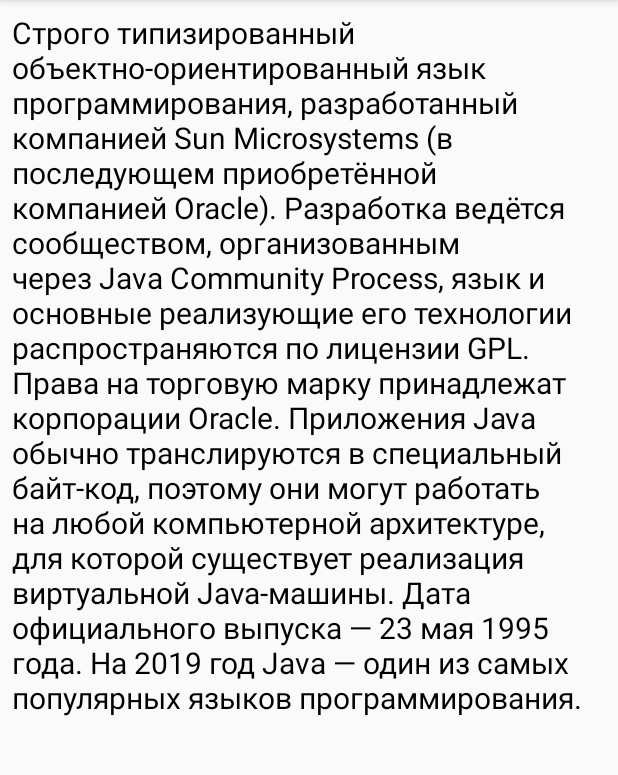
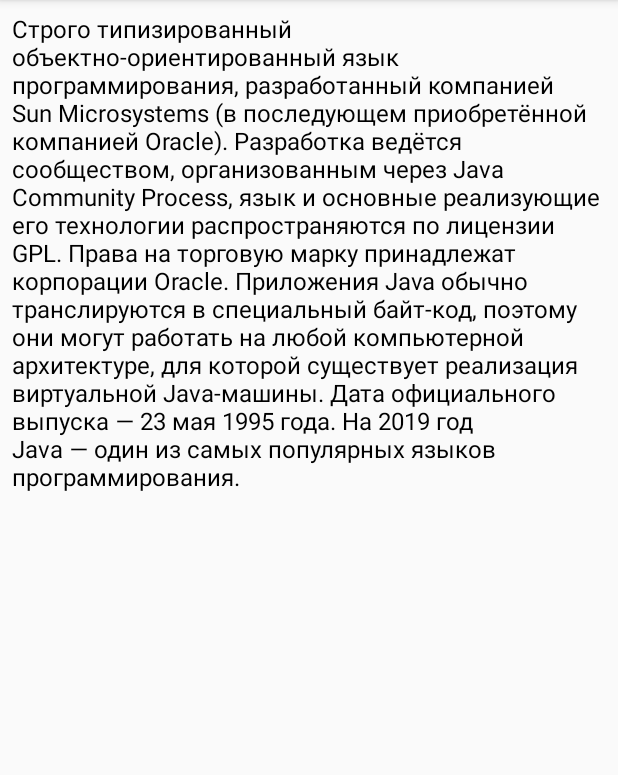
Before and after one commit to Optimusflash/FragmentsScreenOrientation, an Android app: the screen it shows after launch (DetailActivity), after a tap on "Java", on a phone screen of 412 x 824 dp, the part 84-859 px from its top. Run offline under Robolectric (Android 15) with nearby library versions, the phone set to English and light mode, and no system bars.

Commit message:
refactoring layout files

```diff
--- a/app/src/main/res/layout/activity_detail.xml
+++ b/app/src/main/res/layout/activity_detail.xml
@@ -1,11 +1,9 @@
 <?xml version="1.0" encoding="utf-8"?>
-<LinearLayout xmlns:android="http://schemas.android.com/apk/res/android"
-    xmlns:app="http://schemas.android.com/apk/res-auto"
+<FrameLayout xmlns:android="http://schemas.android.com/apk/res/android"
     xmlns:tools="http://schemas.android.com/tools"
     android:id="@+id/description_container"
     android:layout_width="match_parent"
     android:layout_height="match_parent"
-    tools:context=".ui.activities.DetailActivity"
-    android:orientation="vertical">
+    tools:context=".ui.activities.DetailActivity">
 
-</LinearLayout>
+</FrameLayout>
--- a/app/src/main/res/layout/detail_fragment.xml
+++ b/app/src/main/res/layout/detail_fragment.xml
@@ -3,12 +3,12 @@
 <androidx.core.widget.NestedScrollView xmlns:android="http://schemas.android.com/apk/res/android"
     xmlns:tools="http://schemas.android.com/tools"
     android:layout_width="match_parent"
-    android:layout_height="match_parent">
+    android:layout_height="match_parent"
+    android:orientation="vertical">
 
-    <LinearLayout
+    <FrameLayout
         android:layout_width="match_parent"
         android:layout_height="match_parent"
-        android:orientation="vertical"
         android:padding="8dp">
 
         <TextView
@@ -16,9 +16,9 @@
             android:layout_width="wrap_content"
             android:layout_height="wrap_content"
             android:textColor="@android:color/black"
-            android:textSize="20sp"
+            android:textSize="16sp"
             android:fontFamily="sans-serif"
-            tools:text="Описание языка программирования" />
-    </LinearLayout>
+            tools:text="@string/lang_kotlin" />
+    </FrameLayout>
 
 </androidx.core.widget.NestedScrollView>
```
Also changed, not shown: app/src/main/res/layout-land/activity_main.xml (+11 -8 lines), app/src/main/res/layout/activity_main.xml (+3 -8 lines), app/src/main/res/layout/item_language.xml (+3 -4 lines), app/src/main/res/layout/title_fragment.xml (+3 -4 lines).
